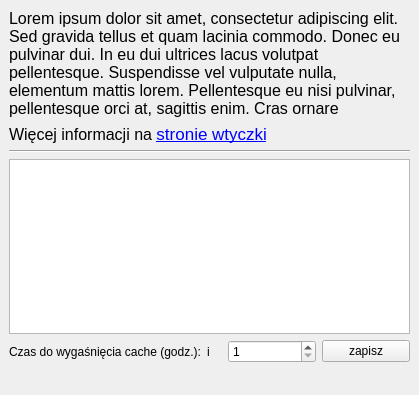
Above: gissupport_plugin/modules/wmts/wmts_dockwidget.ui from gis-support/gis-support-plugin before the change. Below: the same form after it.
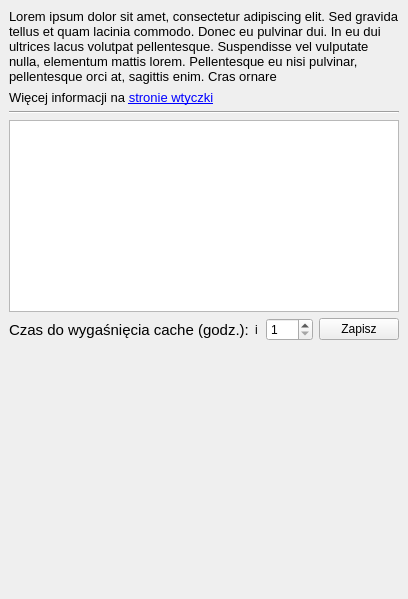
That is the form after the change.

Patch:
```diff
--- a/gissupport_plugin/modules/wmts/wmts_dockwidget.ui
+++ b/gissupport_plugin/modules/wmts/wmts_dockwidget.ui
@@ -6,8 +6,8 @@
    <rect>
     <x>0</x>
     <y>0</y>
-    <width>419</width>
-    <height>395</height>
+    <width>408</width>
+    <height>599</height>
    </rect>
   </property>
   <property name="windowTitle">
@@ -17,8 +17,13 @@
    <layout class="QVBoxLayout" name="verticalLayout_2">
     <item>
      <widget class="QLabel" name="label">
+      <property name="font">
+       <font>
+        <pointsize>10</pointsize>
+       </font>
+      </property>
       <property name="text">
-       <string>&lt;html&gt;&lt;head/&gt;&lt;body&gt;&lt;p&gt;&lt;span style=&quot; font-size:12pt;&quot;&gt;Lorem ipsum dolor sit amet, consectetur adipiscing elit. Sed gravida tellus et quam lacinia commodo. Donec eu pulvinar dui. In eu dui ultrices lacus volutpat pellentesque. Suspendisse vel vulputate nulla, elementum mattis lorem. Pellentesque eu nisi pulvinar, pellentesque orci at, sagittis enim. Cras ornare&lt;/span&gt;&lt;/p&gt;&lt;/body&gt;&lt;/html&gt;</string>
+       <string>&lt;html&gt;&lt;head/&gt;&lt;body&gt;&lt;p&gt;&lt;span style=&quot; font-size:10pt;&quot;&gt;Lorem ipsum dolor sit amet, consectetur adipiscing elit. Sed gravida tellus et quam lacinia commodo. Donec eu pulvinar dui. In eu dui ultrices lacus volutpat pellentesque. Suspendisse vel vulputate nulla, elementum mattis lorem. Pellentesque eu nisi pulvinar, pellentesque orci at, sagittis enim. Cras ornare&lt;/span&gt;&lt;/p&gt;&lt;/body&gt;&lt;/html&gt;</string>
       </property>
       <property name="wordWrap">
        <bool>true</bool>
@@ -29,17 +34,18 @@
      <widget class="QLabel" name="moreinfoLabel">
       <property name="font">
        <font>
-        <pointsize>8</pointsize>
+        <pointsize>10</pointsize>
+        <weight>50</weight>
         <italic>false</italic>
         <bold>false</bold>
         <kerning>true</kerning>
        </font>
       </property>
       <property name="text">
-       <string>&lt;html&gt;&lt;head/&gt;&lt;body&gt;&lt;p&gt;&lt;span style=&quot; font-size:12pt;&quot;&gt;Więcej informacji na &lt;/span&gt;&lt;a href=&quot;https://gis-support.pl/wtyczka-gis-support/&quot;&gt;&lt;span style=&quot; font-size:13pt; text-decoration: underline; color:#0000ff;&quot;&gt;stronie wtyczki&lt;/span&gt;&lt;/a&gt;&lt;/p&gt;&lt;/body&gt;&lt;/html&gt;</string>
+       <string>&lt;html&gt;&lt;head/&gt;&lt;body&gt;&lt;p&gt;&lt;span style=&quot; font-size:10pt;&quot;&gt;Więcej informacji na &lt;/span&gt;&lt;a href=&quot;https://gis-support.pl/wtyczka-gis-support/&quot;&gt;&lt;span style=&quot; font-size:10pt; text-decoration: underline; color:#0000ff;&quot;&gt;stronie wtyczki&lt;/span&gt;&lt;/a&gt;&lt;/p&gt;&lt;/body&gt;&lt;/html&gt;</string>
       </property>
       <property name="textFormat">
-       <enum>Qt::RichText</enum>
+       <enum>Qt::AutoText</enum>
       </property>
       <property name="openExternalLinks">
        <bool>true</bool>
@@ -62,12 +68,20 @@
        <layout class="QHBoxLayout" name="horizontalLayout">
         <item>
          <widget class="QLabel" name="lbCacheExpiration">
+          <property name="font">
+           <font>
+            <pointsize>11</pointsize>
+           </font>
+          </property>
           <property name="toolTip">
            <string comment="Maksymalnie 720h (30 dni)"/>
           </property>
           <property name="text">
            <string>Czas do wygaśnięcia cache (godz.):</string>
           </property>
+          <property name="textFormat">
+           <enum>Qt::AutoText</enum>
+          </property>
          </widget>
         </item>
         <item>
@@ -111,7 +125,7 @@
         <item>
          <widget class="QPushButton" name="saveButton">
           <property name="text">
-           <string>zapisz</string>
+           <string>Zapisz</string>
           </property>
          </widget>
         </item>
```
